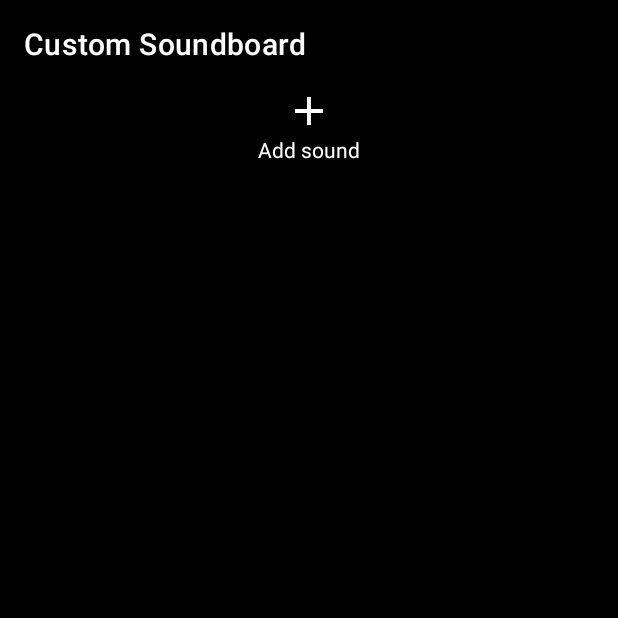
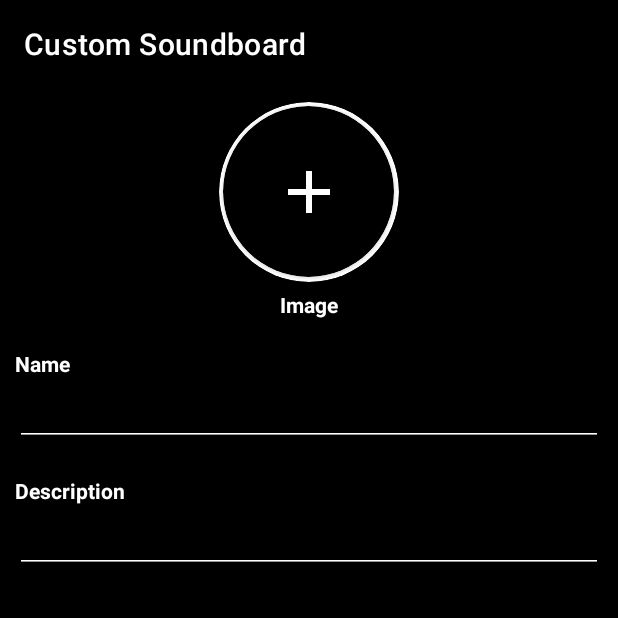
Before and after one commit to MrHeadbang/soundboard, an Android app: the screen it shows after launch (MainActivity), after a tap on "New", on a phone screen of 412 x 824 dp, the top half of it. Run offline under Robolectric (Android 15) with nearby library versions, the phone set to English and light mode, and no system bars.

Commit message:
New Soundboard Fragment

```diff
--- a/app/src/main/java/com/example/cstmsndbrd/Mp3Cutter.java
+++ b/app/src/main/java/com/example/cstmsndbrd/Mp3Cutter.java
@@ -15,10 +15,8 @@ import com.arthenica.mobileffmpeg.FFmpeg;
 
 import java.io.File;
 
-//ffmpeg -i nena.mp3 -ss 20 -to 40 -c copy test.mp3
 public class Mp3Cutter {
     public Context context;
-    //public String mp3FilePath;
     public float start;
     public float end;
     public String mp3FilePath;
--- a/app/src/main/java/com/example/cstmsndbrd/mainFragment.java
+++ b/app/src/main/java/com/example/cstmsndbrd/mainFragment.java
@@ -60,7 +60,7 @@ public class mainFragment extends Fragment {
             new_soundboard.setOnClickListener(new View.OnClickListener() {
                 @Override
                 public void onClick(View view) {
-                    globals.setFragment(getActivity(), new soundboardEditFragment(), "soundboardEditFragment");
+                    globals.setFragment(getActivity(), new soundboardNewFragment(), "soundboardNewFragment");
                 }
             });
         } catch (Exception e) {
--- /dev/null
+++ b/app/src/main/java/com/example/cstmsndbrd/soundboardNewFragment.java
@@ -0,0 +1,19 @@
+package com.example.cstmsndbrd;
+
+import android.os.Bundle;
+import android.view.LayoutInflater;
+import android.view.View;
+import android.view.ViewGroup;
+
+import androidx.annotation.NonNull;
+import androidx.annotation.Nullable;
+import androidx.fragment.app.Fragment;
+
+public class soundboardNewFragment extends Fragment {
+    @Nullable
+    @Override
+    public View onCreateView(@NonNull LayoutInflater inflater, @Nullable ViewGroup container, @Nullable Bundle savedInstanceState) {
+        View view = inflater.inflate(R.layout.soundboard_new_fragment, container, false);
+        return view;
+    }
+}
--- a/app/src/main/res/layout/soundboard_edit_fragment.xml
+++ b/app/src/main/res/layout/soundboard_edit_fragment.xml
@@ -13,7 +13,8 @@
         android:gravity="center"
         android:id="@+id/soundboard_edit_addsound"
         android:foreground="?selectableItemBackground"
-        android:clickable="true">
+        android:clickable="true"
+        android:focusable="true">
         <ImageView
             android:layout_width="32dp"
             android:layout_height="32dp"
--- /dev/null
+++ b/app/src/main/res/layout/soundboard_new_fragment.xml
@@ -0,0 +1,83 @@
+<?xml version="1.0" encoding="utf-8"?>
+<LinearLayout xmlns:android="http://schemas.android.com/apk/res/android"
+    xmlns:app="http://schemas.android.com/apk/res-auto"
+    android:background="@color/primary"
+    android:layout_width="match_parent"
+    android:layout_height="match_parent"
+    android:padding="10dp">
+
+
+    <LinearLayout
+        android:layout_width="match_parent"
+        android:layout_height="wrap_content"
+        android:orientation="vertical">
+
+        <androidx.cardview.widget.CardView
+            android:layout_width="120dp"
+            android:layout_height="120dp"
+            android:layout_gravity="center_horizontal"
+            app:cardCornerRadius="60dp"
+            app:cardPreventCornerOverlap="false">
+            <androidx.cardview.widget.CardView
+                android:layout_width="114dp"
+                android:layout_height="114dp"
+                app:cardCornerRadius="57dp"
+                app:cardPreventCornerOverlap="false"
+                android:backgroundTint="@color/primary"
+                android:layout_gravity="center">
+
+                <ImageView
+                    android:src="@drawable/ic_baseline_add_24"
+                    android:scaleType="center"
+                    android:foreground="?selectableItemBackground"
+                    android:clickable="true"
+                    android:focusable="true"
+                    android:layout_width="match_parent"
+                    android:layout_height="match_parent"
+                    app:tint="@color/primaryAccent" />
+            </androidx.cardview.widget.CardView>
+        </androidx.cardview.widget.CardView>
+
+        <TextView
+            android:layout_width="wrap_content"
+            android:layout_height="wrap_content"
+            android:textColor="@color/primaryAccent"
+            android:text="Image"
+            android:layout_gravity="center_horizontal"
+            android:textStyle="bold"
+            android:layout_marginTop="5dp"
+            android:layout_marginBottom="20dp"/>
+
+        <TextView
+            android:layout_width="wrap_content"
+            android:layout_height="wrap_content"
+            android:textColor="@color/primaryAccent"
+            android:text="Name"
+            android:textStyle="bold"/>
+
+        <EditText
+            android:layout_width="match_parent"
+            android:layout_height="wrap_content"
+            android:maxLines="1"
+            android:backgroundTint="@color/primaryAccent"
+            android:textColor="@color/primaryAccent"
+            android:layout_marginBottom="20dp"/>
+
+        <TextView
+            android:layout_width="wrap_content"
+            android:layout_height="wrap_content"
+            android:text="Description"
+            android:textStyle="bold"
+            android:textColor="@color/primaryAccent"/>
+
+        <EditText
+            android:layout_width="match_parent"
+            android:layout_height="wrap_content"
+            android:backgroundTint="@color/primaryAccent"
+            android:textColor="@color/primaryAccent"
+            android:inputType="textMultiLine"
+            android:layout_marginBottom="20dp"/>
+
+    </LinearLayout>
+
+</LinearLayout>
```
